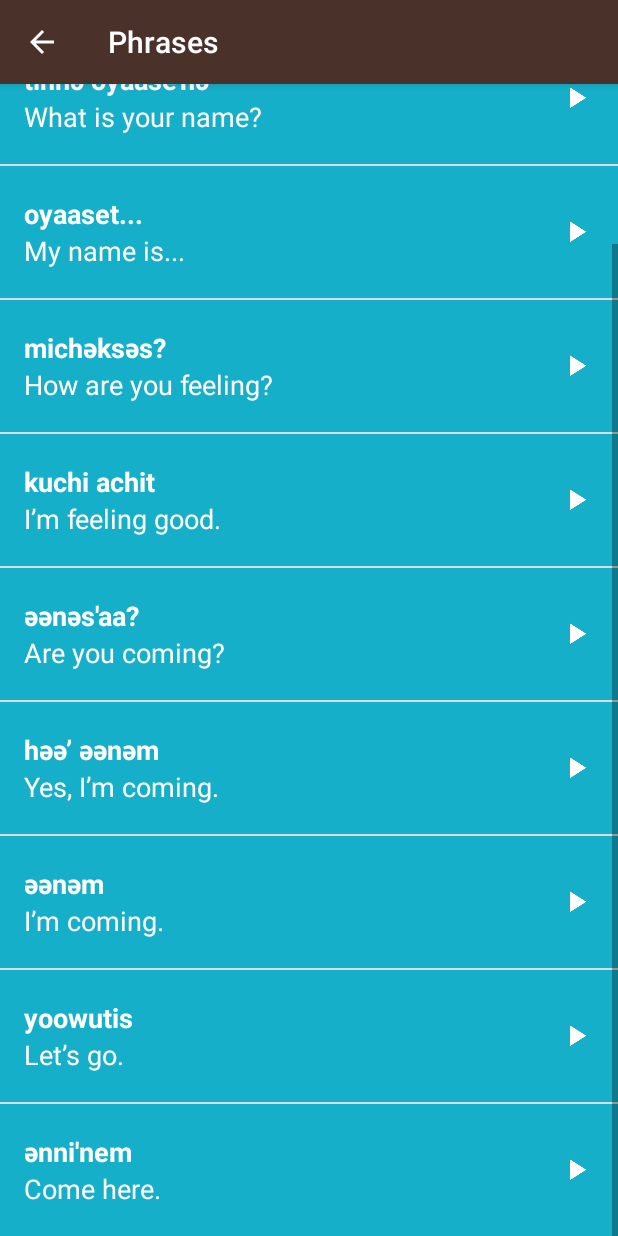
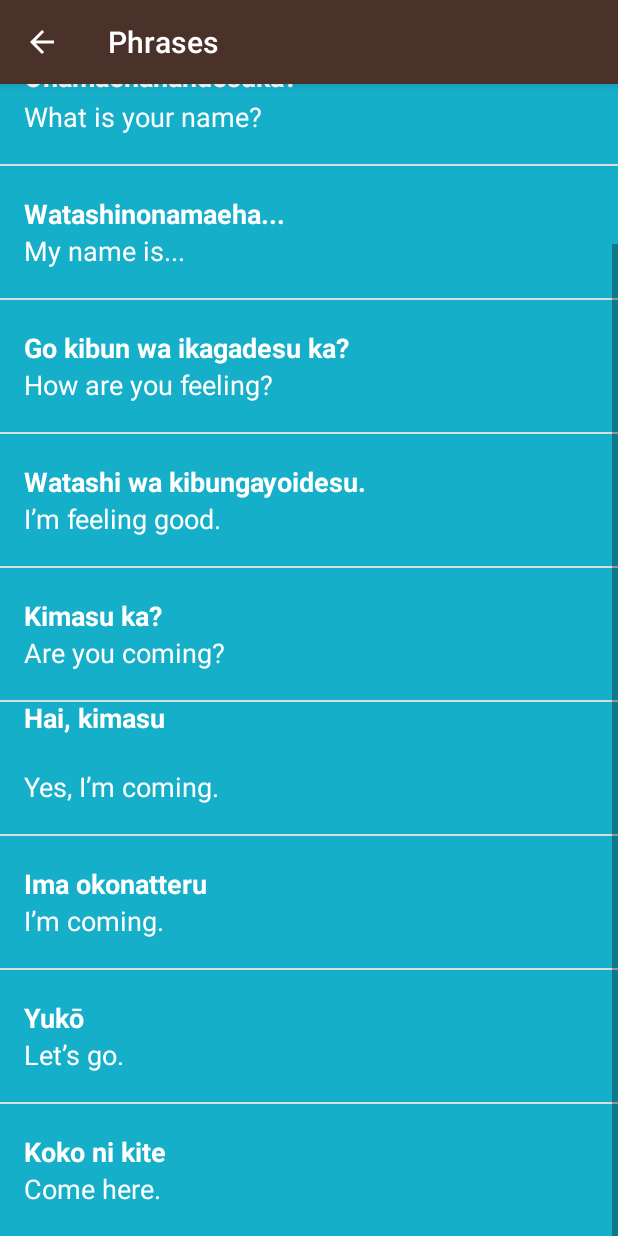
Before and after one commit to surajsahani/Miwok_App, an Android app: the PhrasesActivity screen opened directly, with no data from a screen before it, scrolled down 537 dp, on a phone screen of 412 x 824 dp. Run offline under Robolectric (Android 15) with nearby library versions, the phone set to English and light mode, and no system bars.

Commit message:
Updated changes

```diff
--- a/app/src/main/java/com/example/android/miwok/PhrasesActivity.java
+++ b/app/src/main/java/com/example/android/miwok/PhrasesActivity.java
@@ -33,18 +33,18 @@ public class PhrasesActivity extends AppCompatActivity {
 
         // Create a list of words
         final ArrayList<Word> words = new ArrayList<Word>();
-        words.add(new Word("Where are you going?", "minto wuksus",
+        words.add(new Word("Where are you going?", "Doko ni iku no?\n",
                 R.raw.phrase_where_are_you_going));
-        words.add(new Word("What is your name?", "tinnә oyaase'nә",
+        words.add(new Word("What is your name?", "Onamaehanandesuka?",
                 R.raw.phrase_what_is_your_name));
-        words.add(new Word("My name is...", "oyaaset...", R.raw.phrase_my_name_is));
-        words.add(new Word("How are you feeling?", "michәksәs?", R.raw.phrase_how_are_you_feeling));
-        words.add(new Word("I’m feeling good.", "kuchi achit", R.raw.phrase_im_feeling_good));
-        words.add(new Word("Are you coming?", "әәnәs'aa?", R.raw.phrase_are_you_coming));
-        words.add(new Word("Yes, I’m coming.", "hәә’ әәnәm", R.raw.phrase_yes_im_coming));
-        words.add(new Word("I’m coming.", "әәnәm", R.raw.phrase_im_coming));
-        words.add(new Word("Let’s go.", "yoowutis", R.raw.phrase_lets_go));
-        words.add(new Word("Come here.", "әnni'nem", R.raw.phrase_come_here));
+        words.add(new Word("My name is...", "Watashinonamaeha...", R.raw.phrase_my_name_is));
+        words.add(new Word("How are you feeling?", "Go kibun wa ikagadesu ka?", R.raw.phrase_how_are_you_feeling));
+        words.add(new Word("I’m feeling good.", "Watashi wa kibungayoidesu.", R.raw.phrase_im_feeling_good));
+        words.add(new Word("Are you coming?", "Kimasu ka?", R.raw.phrase_are_you_coming));
+        words.add(new Word("Yes, I’m coming.", "Hai, kimasu\n", R.raw.phrase_yes_im_coming));
+        words.add(new Word("I’m coming.", "Ima okonatteru", R.raw.phrase_im_coming));
+        words.add(new Word("Let’s go.", "Yukō", R.raw.phrase_lets_go));
+        words.add(new Word("Come here.", "Koko ni kite", R.raw.phrase_come_here));
 
         // Create an {@link WordAdapter}, whose data source is a list of {@link Word}s. The
         // adapter knows how to create list items for each item in the list.
--- a/app/src/main/res/layout/list_item.xml
+++ b/app/src/main/res/layout/list_item.xml
@@ -1,6 +1,6 @@
 <?xml version="1.0" encoding="utf-8"?>
 <!-- Layout for a single list item -->
-<RelativeLayout xmlns:android="http://schemas.android.com/apk/res/android"
+<LinearLayout xmlns:android="http://schemas.android.com/apk/res/android"
     xmlns:tools="http://schemas.android.com/tools"
     android:layout_width="match_parent"
     android:layout_height="@dimen/list_item_height"
@@ -10,7 +10,8 @@
     <ImageView
         android:id="@+id/image"
         android:layout_width="@dimen/list_item_height"
-        android:layout_height="@dimen/list_item_height" />
+        android:layout_height="@dimen/list_item_height"
+        android:src="@mipmap/ic_launcher"/>
 
     <LinearLayout
         android:id="@+id/text_container"
@@ -58,4 +59,4 @@
         android:layout_height="match_parent"
         android:background="?android:attr/selectableItemBackground"/>
 
-</RelativeLayout>
+</LinearLayout>
```
Also changed, not shown: app/src/main/java/com/example/android/miwok/ColorsActivity.java (+8 -8 lines), app/src/main/java/com/example/android/miwok/FamilyActivity.java (+10 -10 lines).
